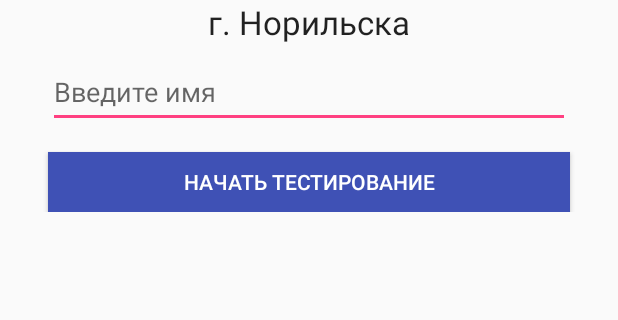
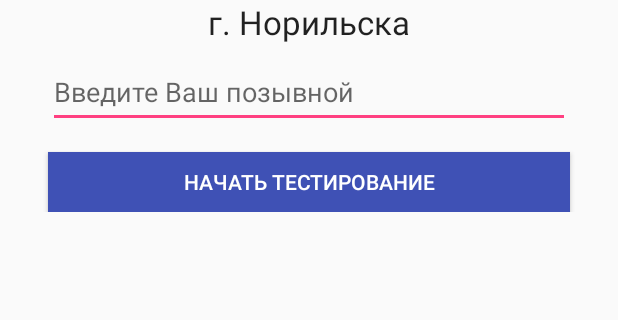
Before and after one commit to RealNigma/StrikeballRules, an Android app: the screen it shows after launch (MainActivity), on a phone screen of 412 x 824 dp, the part 357-677 px from its top. Run offline under Robolectric (Android 15) with nearby library versions, the phone set to English and light mode, and no system bars.

```diff
--- a/app/build.gradle
+++ b/app/build.gradle
@@ -6,8 +6,8 @@ android {
         applicationId "com.realnigma.strikeballrules"
         minSdkVersion 15
         targetSdkVersion 29
-        versionCode 2
-        versionName "1.1"
+        versionCode 3
+        versionName "1.2"
         testInstrumentationRunner "androidx.test.runner.AndroidJUnitRunner"
     }
     buildTypes {
--- a/app/src/main/java/com/realnigma/strikeballrules/MainActivity.java
+++ b/app/src/main/java/com/realnigma/strikeballrules/MainActivity.java
@@ -1,6 +1,8 @@
 package com.realnigma.strikeballrules;
 
+import android.content.Context;
 import android.content.Intent;
+import android.content.SharedPreferences;
 import android.os.Bundle;
 import android.view.View;
 import android.widget.EditText;
@@ -12,15 +14,31 @@ import androidx.appcompat.app.AppCompatActivity;
 public class MainActivity extends AppCompatActivity {
 
     private EditText nameEditText;
-    private String nameText;
+
+    //Имя файла настроек
+    public static final String APP_PREFERENCES = "settings";
+
+    public static final String APP_PREFERENCES_USERNAME = "UserName";
+
+    private SharedPreferences mSettings;
 
 
     @Override
     protected void onCreate(Bundle savedInstanceState) {
         super.onCreate(savedInstanceState);
         setContentView(R.layout.activity_main);
+
         //Запрещаем поворот экрана
         //setRequestedOrientation(ActivityInfo.SCREEN_ORIENTATION_PORTRAIT);
+
+        //Поле ввода имени
+        nameEditText = findViewById(R.id.nameText);
+
+        //Инициализируем настройки
+        mSettings = getSharedPreferences(APP_PREFERENCES, Context.MODE_PRIVATE);
+        if (mSettings.contains(APP_PREFERENCES_USERNAME)) {
+            nameEditText.setText(mSettings.getString(APP_PREFERENCES_USERNAME,""));
+        }
 
     }
 
@@ -28,17 +46,19 @@ public class MainActivity extends AppCompatActivity {
     //Функция считвания нажантия кнопок
     public void startTest(View view) {
 
-        //Поле ввода имени
-        nameEditText = findViewById(R.id.nameText);
-
-
-        Intent intent = new Intent(".TestingActivity");
-
-        nameText = nameEditText.getText().toString();
+        //Имя пользователя
+        String nameText;
 
         //Передаем введенное имя
+        Intent intent = new Intent(".TestingActivity");
+        nameText = nameEditText.getText().toString();
         if (nameText.length() != 0) intent.putExtra("Имя",  nameText);
         else intent.putExtra("Имя", "Аноним");
+
+        //Сохраняем введенное имя в настройки
+        SharedPreferences.Editor editor = mSettings.edit();
+        editor.putString(APP_PREFERENCES_USERNAME, nameText);
+        editor.apply();
 
         //Старт активности с тестированием
         startActivity(intent);
--- a/app/src/main/java/com/realnigma/strikeballrules/TestingActivity.java
+++ b/app/src/main/java/com/realnigma/strikeballrules/TestingActivity.java
@@ -573,7 +573,7 @@ public class TestingActivity extends AppCompatActivity {
 
         //Восстанавливаем выбранный вариант ответа
 
-        if (isStateRestored == true)  { //TODO: Разобраться с сохранением выбранного ответа
+        if (isStateRestored == true)  {
             answersGroup.check(checkedRadioButtonId);
         }
 
--- a/app/src/main/res/values/strings.xml
+++ b/app/src/main/res/values/strings.xml
@@ -3,7 +3,7 @@
     <string name="action_settings">Настройки</string>
     <string name="accept_button">Далее</string>
     <string name="start_button">Начать тестирование</string>
-    <string name="name_hint">Введите имя</string>
+    <string name="name_hint">Введите Ваш позывной</string>
     <string name="start_title">Правила страйкбола</string>
     <string name="start_title2">г. Норильска</string>
     <string name="test_result_title">Итоги тестирования</string>
```
Also changed, not shown: 1 other file.
